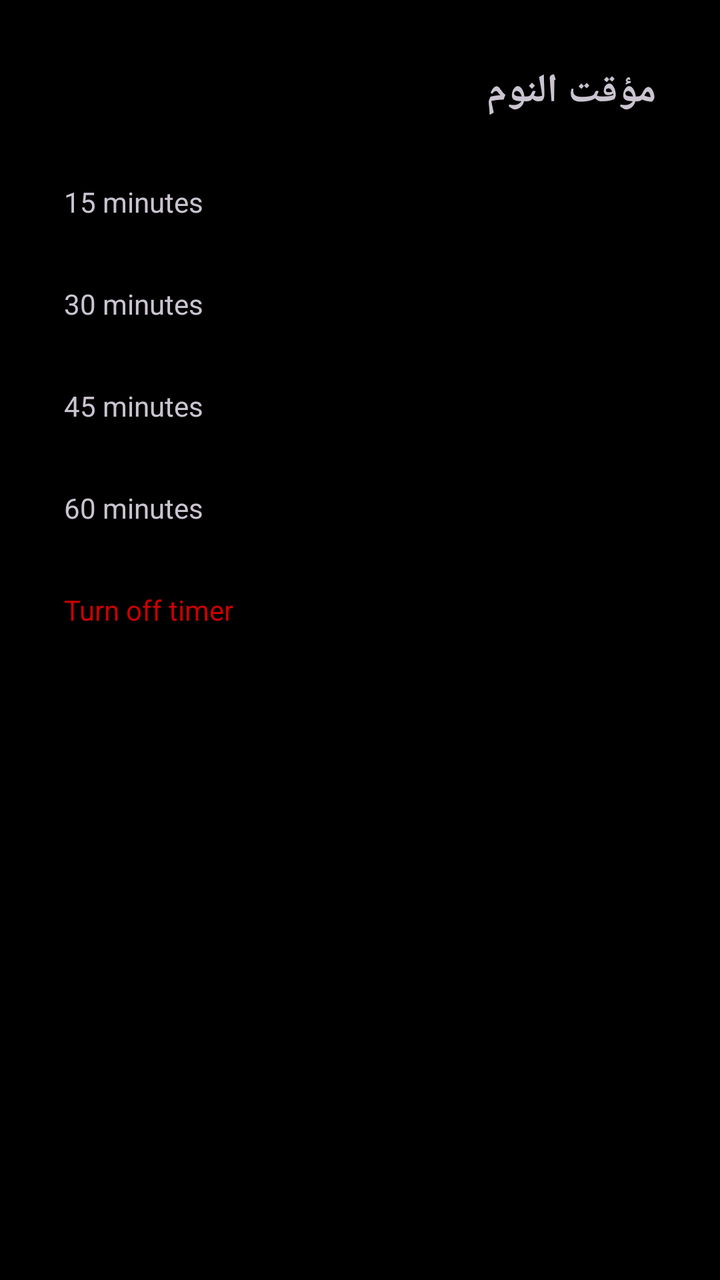
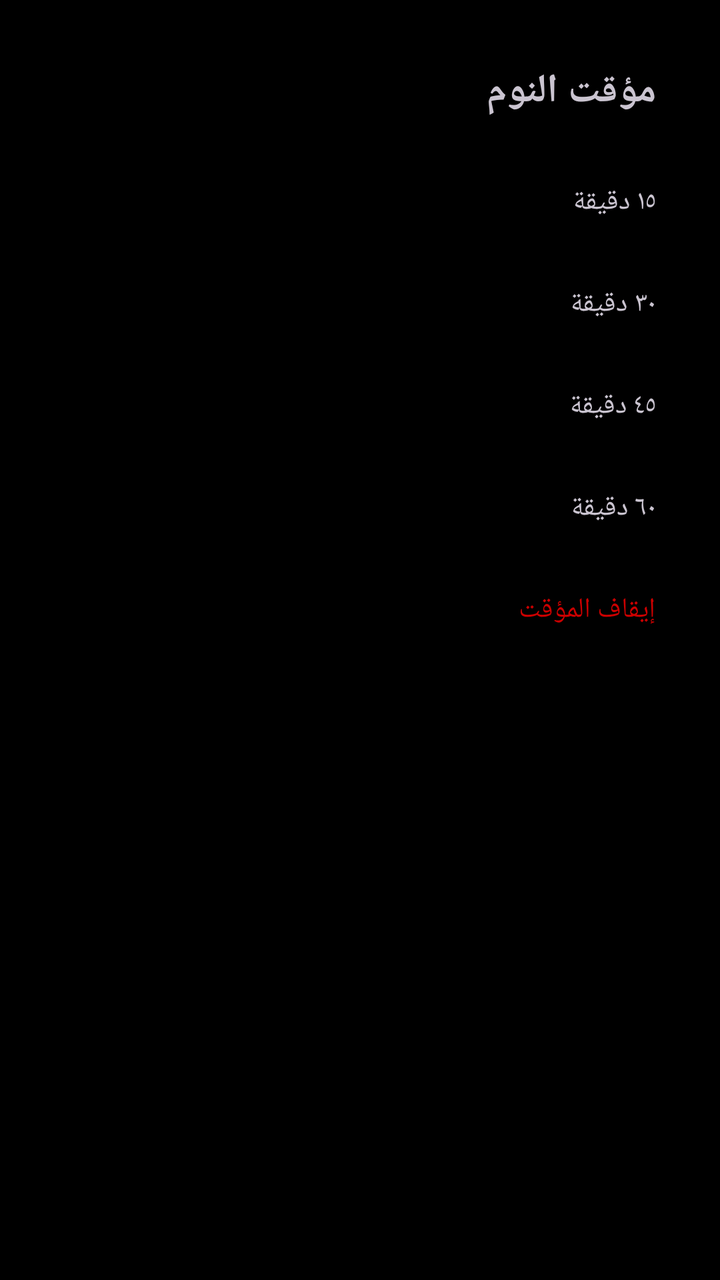

Screens rendered from an Android XML layout before and after an edit, with the pre-edit source and the edit as a unified diff.
<!-- AndroidManifest.xml: application theme Theme.KitabAlHuda -->
<!-- res/layout/bottom_sheet_sleep_timer.xml -->
<?xml version="1.0" encoding="utf-8"?>
<LinearLayout xmlns:android="http://schemas.android.com/apk/res/android"
    android:layout_width="match_parent"
    android:layout_height="wrap_content"
    android:orientation="vertical"
    android:padding="16dp">

    <TextView
        android:layout_width="match_parent"
        android:layout_height="wrap_content"
        android:padding="16dp"
        android:text="@string/sleep_timer"
        android:textSize="20sp"
        android:textStyle="bold" />

    <TextView
        android:id="@+id/time_15"
        android:layout_width="match_parent"
        android:layout_height="wrap_content"
        android:padding="16dp"
        android:text="15 minutes"
        android:background="?attr/selectableItemBackground" />

    <TextView
        android:id="@+id/time_30"
        android:layout_width="match_parent"
        android:layout_height="wrap_content"
        android:padding="16dp"
        android:text="30 minutes"
        android:background="?attr/selectableItemBackground" />

    <TextView
        android:id="@+id/time_45"
        android:layout_width="match_parent"
        android:layout_height="wrap_content"
        android:padding="16dp"
        android:text="45 minutes"
        android:background="?attr/selectableItemBackground" />

    <TextView
        android:id="@+id/time_60"
        android:layout_width="match_parent"
        android:layout_height="wrap_content"
        android:padding="16dp"
        android:text="60 minutes"
        android:background="?attr/selectableItemBackground" />

    <TextView
        android:id="@+id/time_off"
        android:layout_width="match_parent"
        android:layout_height="wrap_content"
        android:padding="16dp"
        android:text="Turn off timer"
        android:textColor="@android:color/holo_red_dark"
        android:background="?attr/selectableItemBackground" />

</LinearLayout>
<!-- resources referenced by this layout -->
<resources>
  <string name="sleep_timer">مؤقت النوم</string>
  <style name="Theme.KitabAlHuda" parent="Theme.Material3.Dark.NoActionBar">
          
          <item name="colorPrimary">@color/huda_teal</item>
          <item name="colorOnPrimary">@color/black</item>
          <item name="colorPrimaryContainer">@color/huda_teal_dark</item>
          <item name="colorOnPrimaryContainer">@color/white</item>
  
          
          <item name="colorSecondary">@color/huda_gold</item>
          <item name="colorOnSecondary">@color/black</item>
          <item name="colorSecondaryContainer">@color/huda_gold_dark</item>
          <item name="colorOnSecondaryContainer">@color/white</item>
  
          
          <item name="colorTertiary">@color/huda_teal_light</item>
          <item name="colorOnTertiary">@color/black</item>
          <item name="colorTertiaryContainer">@color/huda_teal_dark</item>
          <item name="colorOnTertiaryContainer">@color/white</item>
  
          
          <item name="colorError">@color/error</item>
          <item name="colorOnError">@color/black</item>
          <item name="colorErrorContainer">@color/outline</item>
          <item name="colorOnErrorContainer">@color/white</item>
  
          
          <item name="android:colorBackground">@color/background</item>
          <item name="colorOnBackground">@color/white</item>
          <item name="colorSurface">@color/surface_elevated</item>
          <item name="colorOnSurface">@color/white</item>
          <item name="colorSurfaceVariant">@color/outline</item>
          <item name="colorOnSurfaceVariant">@color/off_white</item>
          <item name="colorOutline">@color/outline</item>
          <item name="colorOutlineVariant">@color/surface_elevated</item>
          <item name="colorSurfaceInverse">@color/white</item>
          <item name="colorOnSurfaceInverse">@color/surface_elevated</item>
          <item name="colorPrimaryInverse">@color/white</item>
  
          
          <item name="android:statusBarColor">@color/background</item>
  
          
          <item name="android:navigationBarColor">@color/background</item>
  
          
          <item name="textAppearanceHeadline1">@style/TextAppearance.App.Headline1</item>
          <item name="textAppearanceHeadline2">@style/TextAppearance.App.Headline2</item>
      </style>
  <color name="huda_teal">#03DAC5</color>
  <color name="black">#FF000000</color>
  <color name="huda_teal_dark">#018786</color>
  <color name="white">#FFFFFFFF</color>
  <color name="huda_gold">#C5A059</color>
  <color name="huda_gold_dark">#8B6F3A</color>
  <color name="huda_teal_light">#A7FFEB</color>
  <color name="error">#CF6679</color>
  <color name="outline">#564D4D</color>
  <color name="background">#000000</color>
  <color name="surface_elevated">#221F1F</color>
  <color name="off_white">#F5F5F1</color>
  <style name="TextAppearance.App.Headline1" parent="TextAppearance.Material3.HeadlineLarge">
          <item name="android:textColor">@color/white</item>
      </style>
  <style name="TextAppearance.App.Headline2" parent="TextAppearance.Material3.HeadlineMedium">
          <item name="android:textColor">@color/off_white</item>
      </style>
</resources>

<!-- the commit's change to res/layout/bottom_sheet_sleep_timer.xml (unified diff, before → after) -->
@@ -18,7 +18,7 @@
         android:layout_width="match_parent"
         android:layout_height="wrap_content"
         android:padding="16dp"
-        android:text="15 minutes"
+        android:text="@string/minutes_15"
         android:background="?attr/selectableItemBackground" />
 
     <TextView
@@ -26,7 +26,7 @@
         android:layout_width="match_parent"
         android:layout_height="wrap_content"
         android:padding="16dp"
-        android:text="30 minutes"
+        android:text="@string/minutes_30"
         android:background="?attr/selectableItemBackground" />
 
     <TextView
@@ -34,7 +34,7 @@
         android:layout_width="match_parent"
         android:layout_height="wrap_content"
         android:padding="16dp"
-        android:text="45 minutes"
+        android:text="@string/minutes_45"
         android:background="?attr/selectableItemBackground" />
 
     <TextView
@@ -42,7 +42,7 @@
         android:layout_width="match_parent"
         android:layout_height="wrap_content"
         android:padding="16dp"
-        android:text="60 minutes"
+        android:text="@string/minutes_60"
         android:background="?attr/selectableItemBackground" />
 
     <TextView
@@ -50,7 +50,7 @@
         android:layout_width="match_parent"
         android:layout_height="wrap_content"
         android:padding="16dp"
-        android:text="Turn off timer"
+        android:text="@string/turn_off_timer"
         android:textColor="@android:color/holo_red_dark"
         android:background="?attr/selectableItemBackground" />
 
<!-- resource entries referenced after the edit -->
@@ -1,6 +1,11 @@
 <!-- resources referenced by this layout -->
 <resources>
+  <string name="minutes_15">١٥ دقيقة</string>
+  <string name="minutes_30">٣٠ دقيقة</string>
+  <string name="minutes_45">٤٥ دقيقة</string>
+  <string name="minutes_60">٦٠ دقيقة</string>
   <string name="sleep_timer">مؤقت النوم</string>
+  <string name="turn_off_timer">إيقاف المؤقت</string>
   <style name="Theme.KitabAlHuda" parent="Theme.Material3.Dark.NoActionBar">
           
           <item name="colorPrimary">@color/huda_teal</item>
